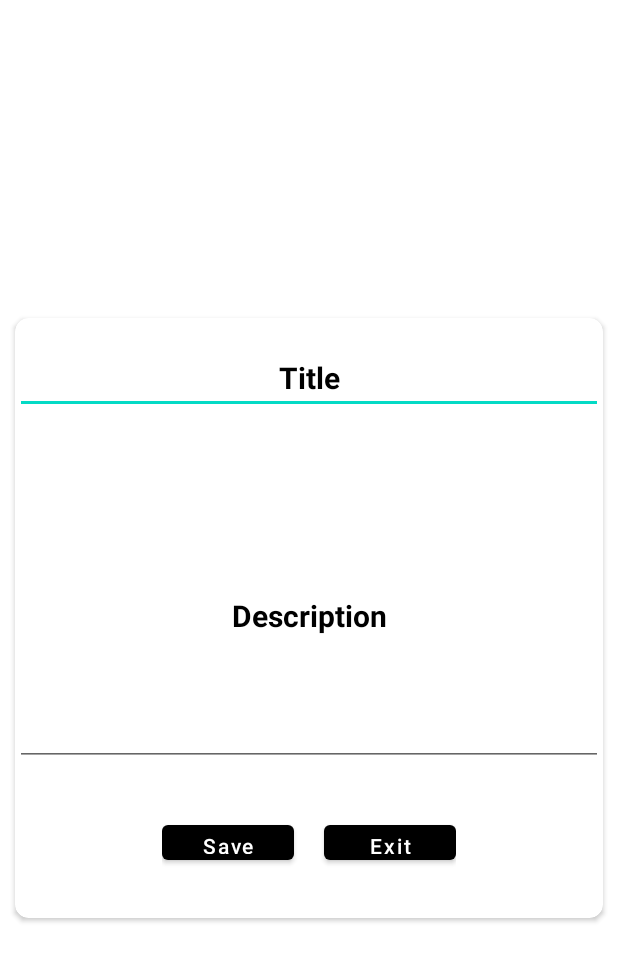
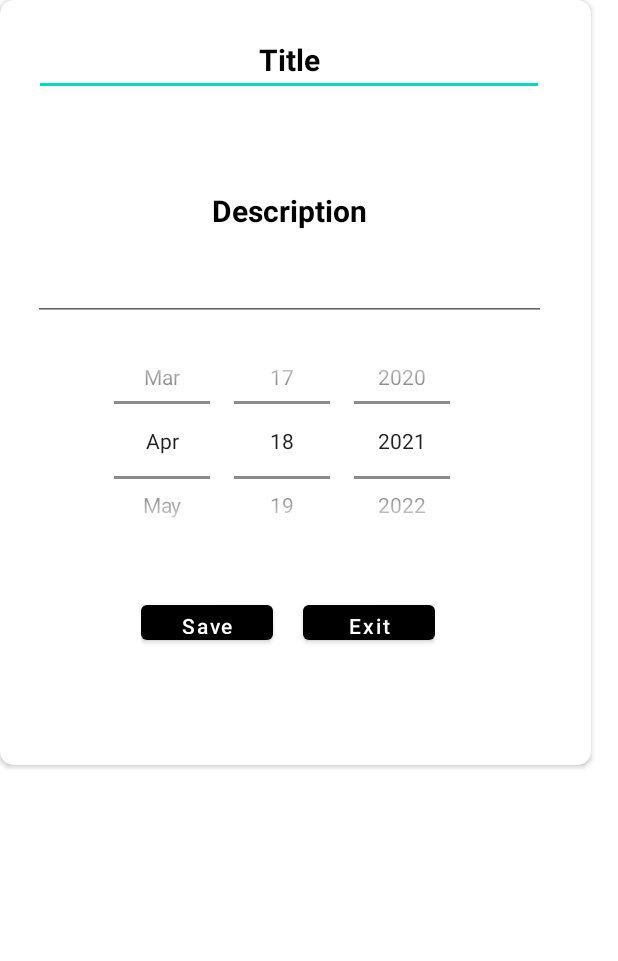
Before and after one commit to halishaah/COMP-380-L-Introduction-to-Software-Engineering, an Android app: the layout activity_update_todo.xml on its own in the app's theme, with its tools: preview values and no code run, on a phone screen of 412 x 824 dp. Shown: the top 961 px of the screen. Run offline under Robolectric (Android 15) with nearby library versions, the phone set to English and light mode, and no system bars.

Commit message:
Date update and database

```diff
--- a/app/src/main/java/com/example/todoapp/TodoAdapter.java
+++ b/app/src/main/java/com/example/todoapp/TodoAdapter.java
@@ -42,6 +42,8 @@ public class TodoAdapter extends RecyclerView.Adapter<TodoAdapter.TodoHolder> {
         // Set the data to its specific element
         holder.title.setText(todos.get(position).getTitle());
         holder.description.setText(todos.get(position).getDescription());
+        holder.date.setText(todos.get(position).getDate());
+
     }
 
     @Override
@@ -53,12 +55,14 @@ public class TodoAdapter extends RecyclerView.Adapter<TodoAdapter.TodoHolder> {
     class TodoHolder extends RecyclerView.ViewHolder {
         TextView title;
         TextView description;
+        TextView date;
         ImageView editImage;
 
         public TodoHolder(@NonNull View itemView) {
             super(itemView);
             title = itemView.findViewById(R.id.txt_todo_name);
             description = itemView.findViewById(R.id.txt_todo_description);
+            date=itemView.findViewById(R.id.txt_todo_date);
             editImage = itemView.findViewById(R.id.img_edit);
 
             // Expand the description box by clicking
--- a/app/src/main/res/layout/activity_update_todo.xml
+++ b/app/src/main/res/layout/activity_update_todo.xml
@@ -7,46 +7,65 @@
     tools:context=".UpdateTodo">
 
     <androidx.cardview.widget.CardView
-        android:layout_width="match_parent"
-        android:layout_height="400dp"
+        android:layout_width="394dp"
+        android:layout_height="510dp"
         android:layout_marginHorizontal="10dp"
         android:elevation="9dp"
+        android:transitionName="expanding_transition"
         app:cardCornerRadius="9dp"
-        android:transitionName="expanding_transition"
-        app:layout_constraintBottom_toBottomOf="parent"
         app:layout_constraintTop_toTopOf="parent"
-        tools:layout_editor_absoluteX="10dp">
+        tools:layout_editor_absoluteX="8dp">
 
         <androidx.constraintlayout.widget.ConstraintLayout
-            android:layout_width="match_parent"
-            android:layout_height="match_parent">
+            android:layout_width="385dp"
+            android:layout_height="456dp"
+            app:layout_constraintBottom_toBottomOf="parent"
+            app:layout_constraintEnd_toEndOf="parent"
+            app:layout_constraintHorizontal_bias="0.5"
+            app:layout_constraintStart_toStartOf="parent"
+            app:layout_constraintTop_toTopOf="parent">
 
             <EditText
                 android:id="@+id/update_up_title"
-                android:layout_width="match_parent"
-                android:layout_height="wrap_content"
+                android:layout_width="340dp"
+                android:layout_height="48dp"
                 android:layout_marginTop="16dp"
                 android:gravity="center"
                 android:textColor="@color/black"
                 android:textSize="20dp"
                 android:textStyle="bold"
+                app:layout_constraintEnd_toEndOf="parent"
                 app:layout_constraintStart_toStartOf="parent"
                 app:layout_constraintTop_toTopOf="parent"
                 tools:text="Title" />
 
             <EditText
                 android:id="@+id/update_up_desc"
-                android:layout_width="match_parent"
-                android:layout_height="200dp"
+                android:layout_width="342dp"
+                android:layout_height="146dp"
+                android:layout_marginTop="4dp"
                 android:gravity="center"
                 android:textColor="@color/black"
                 android:textSize="20dp"
                 android:textStyle="bold"
-                app:layout_constraintBottom_toBottomOf="parent"
+                app:layout_constraintEnd_toEndOf="parent"
                 app:layout_constraintStart_toStartOf="parent"
                 app:layout_constraintTop_toBottomOf="@+id/update_up_title"
-                app:layout_constraintVertical_bias="0.256"
                 tools:text="Description" />
+
+            <DatePicker
+                android:id="@+id/datePicker"
+                android:layout_width="340dp"
+                android:layout_height="159dp"
+                android:layout_centerHorizontal="true"
+                android:layout_centerVertical="true"
+                android:calendarViewShown="false"
+
+                android:datePickerMode="spinner"
+                app:layout_constraintEnd_toEndOf="parent"
+                app:layout_constraintHorizontal_bias="0.488"
+                app:layout_constraintStart_toStartOf="parent"
+                app:layout_constraintTop_toBottomOf="@+id/update_up_desc" />
 
             <LinearLayout
                 android:id="@+id/btn_util"
@@ -54,8 +73,9 @@
                 android:layout_height="wrap_content"
                 app:layout_constraintBottom_toBottomOf="parent"
                 app:layout_constraintEnd_toEndOf="parent"
+                app:layout_constraintHorizontal_bias="0.497"
                 app:layout_constraintStart_toStartOf="parent"
-                app:layout_constraintTop_toBottomOf="@+id/update_up_desc">
+                app:layout_constraintTop_toBottomOf="@+id/datePicker">
 
                 <Button
                     android:id="@+id/btn_save"
@@ -69,6 +89,7 @@
                 <Space
                     android:layout_width="20dp"
                     android:layout_height="wrap_content" />
+
                 <Button
                     android:id="@+id/btn_exit"
                     android:layout_width="wrap_content"
```
Also changed, not shown: app/src/main/java/com/example/todoapp/MainActivity.java (+27 -3 lines), app/src/main/java/com/example/todoapp/Todo.java (+41 -3 lines), app/src/main/java/com/example/todoapp/Todo_Util.java (+7 -2 lines), app/src/main/java/com/example/todoapp/UpdateTodo.java (+45 -5 lines).
